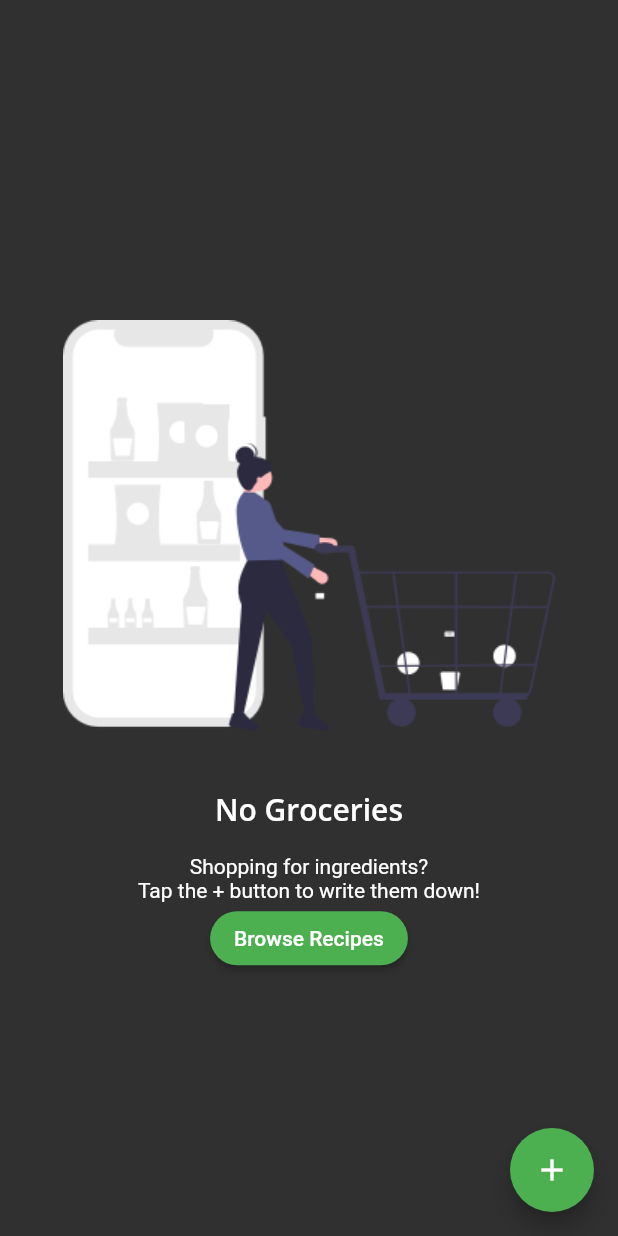
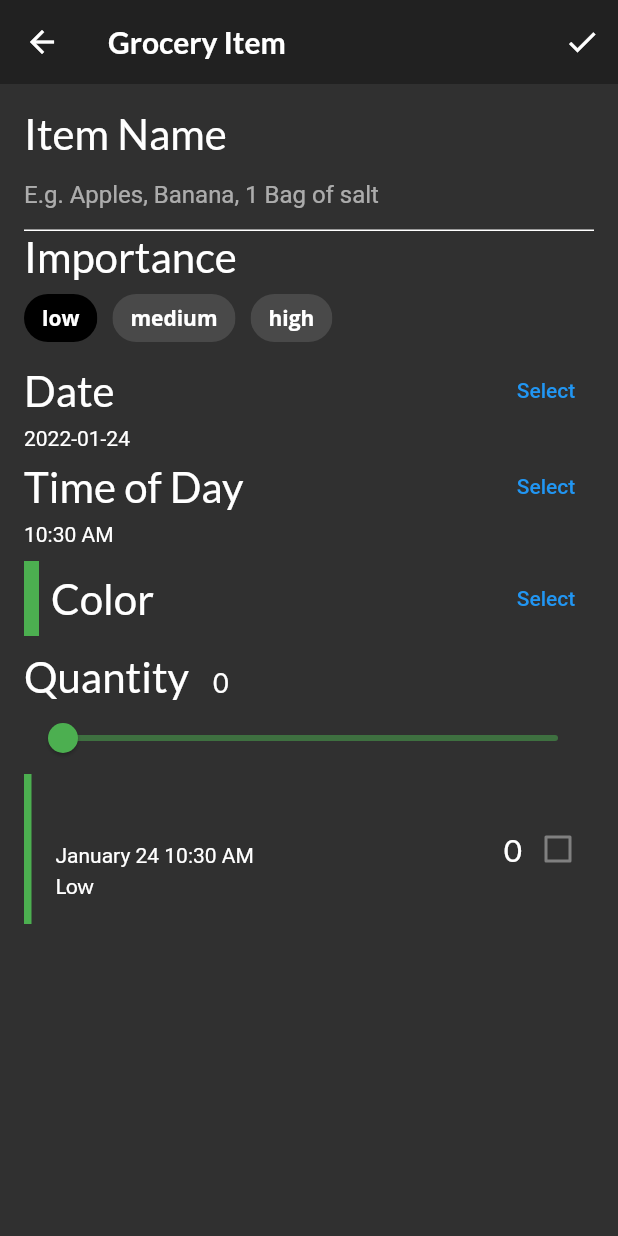
Before and after one commit to IgorFedoseev/fooderlich_new, a Flutter app: the GroceryScreen screen opened directly, after a tap on the "add" icon, on a phone screen of 412 x 824 dp. Run offline on Flutter 3.47's test engine with Material 2 defaults, Android fonts, the phone set to English and light mode, and no system bars; our stand-ins replace flutter_colorpicker, google_fonts; project files that could hold a hidden picture were left out.

Commit message:
completed to buy tab

```diff
--- /dev/null
+++ b/lib/components/grocery_tile.dart
@@ -0,0 +1,120 @@
+import 'package:flutter/material.dart';
+import 'package:google_fonts/google_fonts.dart';
+import 'package:intl/intl.dart';
+import '../models/grocery_item.dart';
+
+class GroceryTile extends StatelessWidget {
+  // 1
+  final GroceryItem item;
+  // 2
+  final Function(bool?)? onComplete;
+  // 3
+  final TextDecoration textDecoration;
+
+  // 4
+  GroceryTile({
+    Key? key,
+    required this.item,
+    this.onComplete,
+  }) : textDecoration =
+  item.isComplete ? TextDecoration.lineThrough : TextDecoration.none,
+        super(key: key);
+
+  @override
+  Widget build(BuildContext context) {
+    return SizedBox(
+      height: 100.0,
+      child: Row(
+        mainAxisAlignment: MainAxisAlignment.spaceBetween,
+        children: [
+          // 1
+          Row(
+            children: [
+              // 2
+              Container(width: 5.0, color: item.color),
+              // 3
+              const SizedBox(width: 16.0),
+              // 4
+              Column(
+                mainAxisAlignment: MainAxisAlignment.center,
+                crossAxisAlignment: CrossAxisAlignment.start,
+                children: [
+                  // 5
+                  Text(
+                    item.name,
+                    style: GoogleFonts.lato(
+                      decoration: textDecoration,
+                      fontSize: 21.0,
+                      fontWeight: FontWeight.bold,
+                    ),
+                  ),
+                  const SizedBox(height: 4.0),
+                  buildDate(),
+                  const SizedBox(height: 4.0),
+                  buildImportance(),
+                ],
+              ),
+            ],
+          ),
+          // 6
+          Row(
+            children: [
+              // 7
+              Text(item.quantity.toString(),
+                style:
+                GoogleFonts.lato(
+                    decoration: textDecoration,
+                    fontSize: 21.0),
+              ),
+              // 8
+              buildCheckbox(),
+            ],
+          ),
+        ],
+      ),
+    );
+  }
+
+  Widget buildImportance() {
+    if (item.importance == Importance.low) {
+      return Text(
+          'Low',
+          style: GoogleFonts.lato(decoration: textDecoration));
+    } else if (item.importance == Importance.medium) {
+      return Text(
+          'Medium',
+          style: GoogleFonts.lato(
+              fontWeight: FontWeight.w800,
+              decoration: textDecoration));
+    } else if (item.importance == Importance.high) {
+      return Text(
+        'High',
+        style: GoogleFonts.lato(
+          color: Colors.red,
+          fontWeight: FontWeight.w900,
+          decoration: textDecoration,
+        ),
+      );
+    } else {
+      throw Exception('This importance type does not exist');
+    }
+  }
+
+  Widget buildDate() {
+    final dateFormatter = DateFormat('MMMM dd h:mm a');
+    final dateString = dateFormatter.format(item.date);
+    return Text(
+      dateString,
+      style: TextStyle(decoration: textDecoration),
+    );
+  }
+
+  Widget buildCheckbox() {
+    return Checkbox(
+      // 1
+      value: item.isComplete,
+      // 2
+      onChanged: onComplete,
+    );
+  }
+}
--- a/lib/home.dart
+++ b/lib/home.dart
@@ -33,8 +33,7 @@ class _HomeState extends State<Home> {
             ),
           ),
           // 2
-          // TODO: Replace body
-          body: pages[tabManager.selectedTab],
+          body: IndexedStack(index: tabManager.selectedTab, children: pages),
           bottomNavigationBar: BottomNavigationBar(
             selectedItemColor:
                 Theme.of(context).textSelectionTheme.selectionColor,
--- /dev/null
+++ b/lib/screens/grocery_item_screen.dart
@@ -0,0 +1,424 @@
+import 'package:flutter/material.dart';
+import 'package:google_fonts/google_fonts.dart';
+import 'package:flutter_colorpicker/flutter_colorpicker.dart';
+import 'package:intl/intl.dart';
+import 'package:uuid/uuid.dart';
+import '../models/models.dart';
+import '../components/grocery_tile.dart';
+
+class GroceryItemScreen extends StatefulWidget {
+  // 1
+  final Function(GroceryItem) onCreate;
+  // 2
+  final Function(GroceryItem) onUpdate;
+  // 3
+  final GroceryItem? originalItem;
+  // 4
+  final bool isUpdating;
+
+  const GroceryItemScreen({
+    Key? key,
+    required this.onCreate,
+    required this.onUpdate,
+    this.originalItem,
+  })  : isUpdating = (originalItem != null),
+        super(key: key);
+
+  @override
+  _GroceryItemScreenState createState() => _GroceryItemScreenState();
+}
+
+class _GroceryItemScreenState extends State<GroceryItemScreen> {
+  final _nameController = TextEditingController();
+  String _name = '';
+  Importance _importance = Importance.low;
+  DateTime _dueDate = DateTime.now();
+  TimeOfDay _timeOfDay = TimeOfDay.now();
+  Color _currentColor = Colors.green;
+  int _currentSliderValue = 0;
+
+  @override
+  void initState() {
+    super.initState();
+    // 1
+    final originalItem = widget.originalItem;
+    if (originalItem != null) {
+      _nameController.text = originalItem.name;
+      _name = originalItem.name;
+      _currentSliderValue = originalItem.quantity;
+      _importance = originalItem.importance;
+      _currentColor = originalItem.color;
+      final date = originalItem.date;
+      _timeOfDay = TimeOfDay(hour: date.hour, minute: date.minute);
+      _dueDate = date;
+    }
+
+    // 2
+    _nameController.addListener(() {
+      setState(() {
+        _name = _nameController.text;
+      });
+    });
+  }
+
+  @override
+  void dispose() {
+    _nameController.dispose();
+    super.dispose();
+  }
+
+  @override
+  Widget build(BuildContext context) {
+    // 1
+    return Scaffold(
+      // 2
+      appBar: AppBar(
+        actions: [
+          IconButton(
+            icon: const Icon(Icons.check),
+            onPressed: () {
+              // 1
+              final groceryItem = GroceryItem(
+                id: widget.originalItem?.id ?? const Uuid().v1(),
+                name: _nameController.text,
+                importance: _importance,
+                color: _currentColor,
+                quantity: _currentSliderValue,
+                date: DateTime(
+                  _dueDate.year,
+                  _dueDate.month,
+                  _dueDate.day,
+                  _timeOfDay.hour,
+                  _timeOfDay.minute,
+                ),
+              );
+              if (widget.isUpdating) {
+                // 2
+                widget.onUpdate(groceryItem);
+              } else {
+                // 3
+                widget.onCreate(groceryItem);
+              }
+            },)
+        ],
+        // 3
+        elevation: 0.0,
+        // 4
+        title: Text(
+          'Grocery Item',
+          style: GoogleFonts.lato(fontWeight: FontWeight.w600),
+        ),
+      ),
+      // 5
+      body: Container(
+        padding: const EdgeInsets.all(16.0),
+        child: ListView(
+          children: [
+            buildNameField(),
+            buildImportanceField(),
+            buildDateField(context),
+            buildTimeField(context),
+            const SizedBox(height: 10.0),
+            buildColorPicker(context),
+            const SizedBox(height: 10.0),
+            buildQuantityField(),
+            GroceryTile(
+              item: GroceryItem(
+                id: 'previewMode',
+                name: _name,
+                importance: _importance,
+                color: _currentColor,
+                quantity: _currentSliderValue,
+                date: DateTime(
+                  _dueDate.year,
+                  _dueDate.month,
+                  _dueDate.day,
+                  _timeOfDay.hour,
+                  _timeOfDay.minute,
+                ),
+              ),
+            ),
+          ],
+        ),
+      ),
+    );
+  }
+
+  Widget buildNameField() {
+    // 1
+    return Column(
+      // 2
+      crossAxisAlignment: CrossAxisAlignment.start,
+      children: [
+        // 3
+        Text(
+          'Item Name',
+          style: GoogleFonts.lato(fontSize: 28.0),
+        ),
+        // 4
+        TextField(
+          // 5
+          controller: _nameController,
+          // 6
+          cursorColor: _currentColor,
+          // 7
+          decoration: InputDecoration(
+            // 8
+            hintText: 'E.g. Apples, Banana, 1 Bag of salt',
+            // 9
+            enabledBorder: const UnderlineInputBorder(
+              borderSide: BorderSide(color: Colors.white),
+            ),
+            focusedBorder: UnderlineInputBorder(
+              borderSide: BorderSide(color: _currentColor),
+            ),
+            border: UnderlineInputBorder(
+              borderSide: BorderSide(color: _currentColor),
+            ),
+          ),
+        ),
+      ],
+    );
+  }
+
+  Widget buildImportanceField() {
+    // 1
+    return Column(
+      crossAxisAlignment: CrossAxisAlignment.start,
+      children: [
+        // 2
+        Text(
+          'Importance',
+          style: GoogleFonts.lato(fontSize: 28.0),
+        ),
+        // 3
+        Wrap(
+          spacing: 10.0,
+          children: [
+            // 4
+            ChoiceChip(
+              // 5
+              selectedColor: Colors.black,
+              // 6
+              selected: _importance == Importance.low,
+              label: const Text(
+                'low',
+                style: TextStyle(color: Colors.white),
+              ),
+              // 7
+              onSelected: (selected) {
+                setState(() => _importance = Importance.low);
+              },
+            ),
+            ChoiceChip(
+              selectedColor: Colors.black,
+              selected: _importance == Importance.medium,
+              label: const Text(
+                'medium',
+                style: TextStyle(color: Colors.white),
+              ),
+              onSelected: (selected) {
+                setState(() => _importance = Importance.medium);
+              },
+            ),
+            ChoiceChip(
+              selectedColor: Colors.black,
+              selected: _importance == Importance.high,
+              label: const Text(
+                'high',
+                style: TextStyle(color: Colors.white),
+              ),
+              onSelected: (selected) {
+                setState(() => _importance = Importance.high);
+              },
+            ),
+          ],
+        )
+      ],
+    );
+  }
+
+  Widget buildDateField(BuildContext context) {
+    // 1
+    return Column(
+      crossAxisAlignment: CrossAxisAlignment.start,
+      children: [
+        // 2
+        Row(
+          // 3
+          mainAxisAlignment: MainAxisAlignment.spaceBetween,
+          children: [
+            // 4
+            Text(
+              'Date',
+              style: GoogleFonts.lato(fontSize: 28.0),
+            ),
+            // 5
+            TextButton(
+              child: const Text('Select'),
+              // 6
+              onPressed: () async {
+                final currentDate = DateTime.now();
+                // 7
+                final selectedDate = await showDatePicker(
+                  context: context,
+                  initialDate: currentDate,
+                  firstDate: currentDate,
+                  lastDate: DateTime(currentDate.year + 5),
+                );
+                // 8
+                setState(() {
+                  if (selectedDate != null) {
+                    _dueDate = selectedDate;
+                  }
+                });
+              },
+            ),
+          ],
+        ),
+        // 9
+        Text('${DateFormat('yyyy-MM-dd').format(_dueDate)}'),
+      ],
+    );
+  }
+
+  Widget buildTimeField(BuildContext context) {
+    return Column(
+      crossAxisAlignment: CrossAxisAlignment.start,
+      children: [
+        Row(
+          mainAxisAlignment: MainAxisAlignment.spaceBetween,
+          children: [
+            Text(
+              'Time of Day',
+              style: GoogleFonts.lato(fontSize: 28.0),
+            ),
+            TextButton(
+              child: const Text('Select'),
+              onPressed: () async {
+                // 1
+                final timeOfDay = await showTimePicker(
+                  // 2
+                  initialTime: TimeOfDay.now(),
+                  context: context,
+                );
+
+                // 3
+                setState(() {
+                  if (timeOfDay != null) {
+                    _timeOfDay = timeOfDay;
+                  }
+                });
+              },
+            ),
+          ],
+        ),
+        Text('${_timeOfDay.format(context)}'),
+      ],
+    );
+  }
+
+  Widget buildColorPicker(BuildContext context) {
+    // 1
+    return Row(
+      mainAxisAlignment: MainAxisAlignment.spaceBetween,
+      children: [
+        // 2
+        Row(
+          children: [
+            Container(
+              height: 50.0,
+              width: 10.0,
+              color: _currentColor,
+            ),
+            const SizedBox(width: 8.0),
+            Text(
+              'Color',
+              style: GoogleFonts.lato(fontSize: 28.0),
+            ),
+          ],
+        ),
+        // 3
+        TextButton(
+          child: const Text('Select'),
+          onPressed: () {
+            // 4
+            showDialog(
+              context: context,
+              builder: (context) {
+                // 5
+                return AlertDialog(
+                  content: BlockPicker(
+                    pickerColor: Colors.white,
+                    // 6
+                    onColorChanged: (color) {
+                      setState(() => _currentColor = color);
+                    },
+                  ),
+                  actions: [
+                    // 7
+                    TextButton(
+                      child: const Text('Save'),
+                      onPressed: () {
+                        Navigator.of(context).pop();
+                      },
+                    ),
+                  ],
+                );
+              },
+            );
+          },
+        ),
+      ],
+    );
+  }
+
+  Widget buildQuantityField() {
+    // 1
+    return Column(
+      crossAxisAlignment: CrossAxisAlignment.start,
+      children: [
+        // 2
+        Row(
+          crossAxisAlignment: CrossAxisAlignment.baseline,
+          textBaseline: TextBaseline.alphabetic,
+          children: [
+            Text(
+              'Quantity',
+              style: GoogleFonts.lato(fontSize: 28.0),
+            ),
+            const SizedBox(width: 16.0),
+            Text(
+              _currentSliderValue.toInt().toString(),
+              style: GoogleFonts.lato(fontSize: 18.0),
+            ),
+          ],
+        ),
+        // 3
+        Slider(
+          // 4
+          inactiveColor: _currentColor.withOpacity(0.5),
+          activeColor: _currentColor,
+          // 5
+          value: _currentSliderValue.toDouble(),
+          // 6
+          min: 0.0,
+          max: 100.0,
+          // 7
+          divisions: 100,
+          // 8
+          label: _currentSliderValue.toInt().toString(),
+          // 9
+          onChanged: (double value) {
+            setState(
+                  () {
+                _currentSliderValue = value.toInt();
+              },
+            );
+          },
+        ),
+      ],
+    );
+  }
+
+}
--- /dev/null
+++ b/lib/screens/grocery_list_screen.dart
@@ -0,0 +1,87 @@
+import 'package:flutter/material.dart';
+import '../components/grocery_tile.dart';
+import '../models/models.dart';
+import 'grocery_item_screen.dart';
+
+class GroceryListScreen extends StatelessWidget {
+  final GroceryManager manager;
+
+  const GroceryListScreen({
+    Key? key,
+    required this.manager,
+  }) : super(key: key);
+
+  @override
+  Widget build(BuildContext context) {
+    // 1
+    final groceryItems = manager.groceryItems;
+    // 2
+    return Padding(
+      padding: const EdgeInsets.all(16.0),
+      // 3
+      child: ListView.separated(
+        // 4
+        itemCount: groceryItems.length,
+        itemBuilder: (context, index) {
+          final item = groceryItems[index];
+          // TODO 28: Wrap in a Dismissable
+          // 1
+          return Dismissible(
+            // 6
+            key: Key(item.id),
+            // 7
+            direction: DismissDirection.endToStart,
+            // 8
+            background: Container(
+                color: Colors.red,
+                alignment: Alignment.centerRight,
+                child: const Icon(Icons.delete_forever,
+                    color: Colors.white, size: 50.0)),
+            // 9
+            onDismissed: (direction) {
+              // 10
+              manager.deleteItem(index);
+              // 11
+              ScaffoldMessenger.of(context).showSnackBar(
+                  SnackBar(content: Text('${item.name} dismissed')));
+            },
+            child: InkWell(
+              child: GroceryTile(
+                  key: Key(item.id),
+                  item: item,
+                  onComplete: (change) {
+                    if (change != null) {
+                      manager.completeItem(index, change);
+                    }
+                  }),
+              // 2
+              onTap: () {
+                Navigator.push(
+                  context,
+                  MaterialPageRoute(
+                    builder: (context) => GroceryItemScreen(
+                      originalItem: item,
+                      // 3
+                      onUpdate: (item) {
+                        // 4
+                        manager.updateItem(item, index);
+                        // 5
+                        Navigator.pop(context);
+                      },
+                      // 6
+                      onCreate: (item) {},
+                    ),
+                  ),
+                );
+              },
+            ),
+          );
+        },
+        // 8
+        separatorBuilder: (context, index) {
+          return const SizedBox(height: 16.0);
+        },
+      ),
+    );
+  }
+}
--- a/lib/screens/grocery_screen.dart
+++ b/lib/screens/grocery_screen.dart
@@ -2,6 +2,8 @@ import 'package:flutter/material.dart';
 import 'empty_grocery_screen.dart';
 import 'package:provider/provider.dart';
 import '../models/models.dart';
+import 'grocery_item_screen.dart';
+import 'grocery_list_screen.dart';
 
 class GroceryScreen extends StatelessWidget {
   const GroceryScreen({Key? key}) : super(key: key);
@@ -14,7 +16,27 @@ class GroceryScreen extends StatelessWidget {
       floatingActionButton: FloatingActionButton(
         child: const Icon(Icons.add),
         onPressed: () {
-          // TODO 11: Present GroceryItemScreen
+          // 1
+          final manager = Provider.of<GroceryManager>(context, listen: false);
+          // 2
+          Navigator.push(
+            context,
+            // 3
+            MaterialPageRoute(
+              // 4
+              builder: (context) => GroceryItemScreen(
+                // 5
+                onCreate: (item) {
+                  // 6
+                  manager.addItem(item);
+                  // 7
+                  Navigator.pop(context);
+                },
+                // 8
+                onUpdate: (item) {},
+              ),
+            ),
+          );
         },
       ),
       // 7
@@ -29,8 +51,7 @@ class GroceryScreen extends StatelessWidget {
       builder: (context, manager, child) {
         // 3
         if (manager.groceryItems.isNotEmpty) {
-          // TODO 25: Add GroceryListScreen
-          return Container();
+          return GroceryListScreen(manager: manager);
         } else {
           // 4
           return const EmptyGroceryScreen();
--- a/pubspec.yaml
+++ b/pubspec.yaml
@@ -12,6 +12,9 @@ dependencies:
     sdk: flutter
   google_fonts: ^2.1.0
   provider: ^6.0.2
+  flutter_colorpicker: ^1.0.2
+  intl: ^0.17.0
+  uuid: ^3.0.4
 
 dev_dependencies:
   flutter_test:
```
Also changed, not shown: pubspec.lock.
